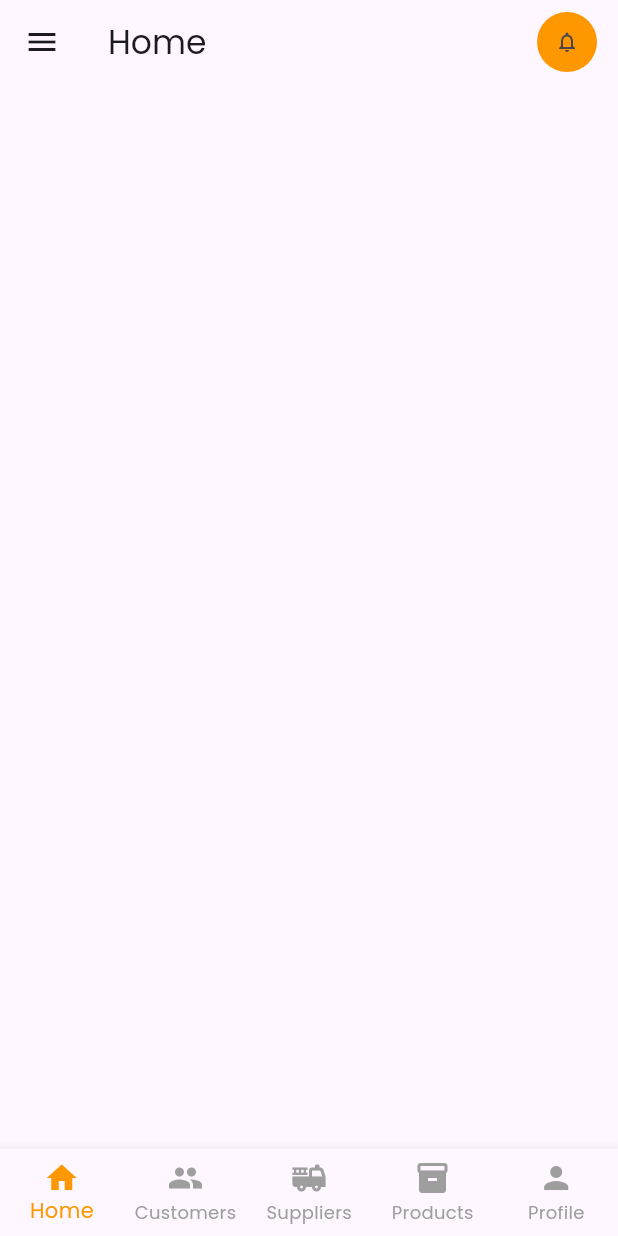
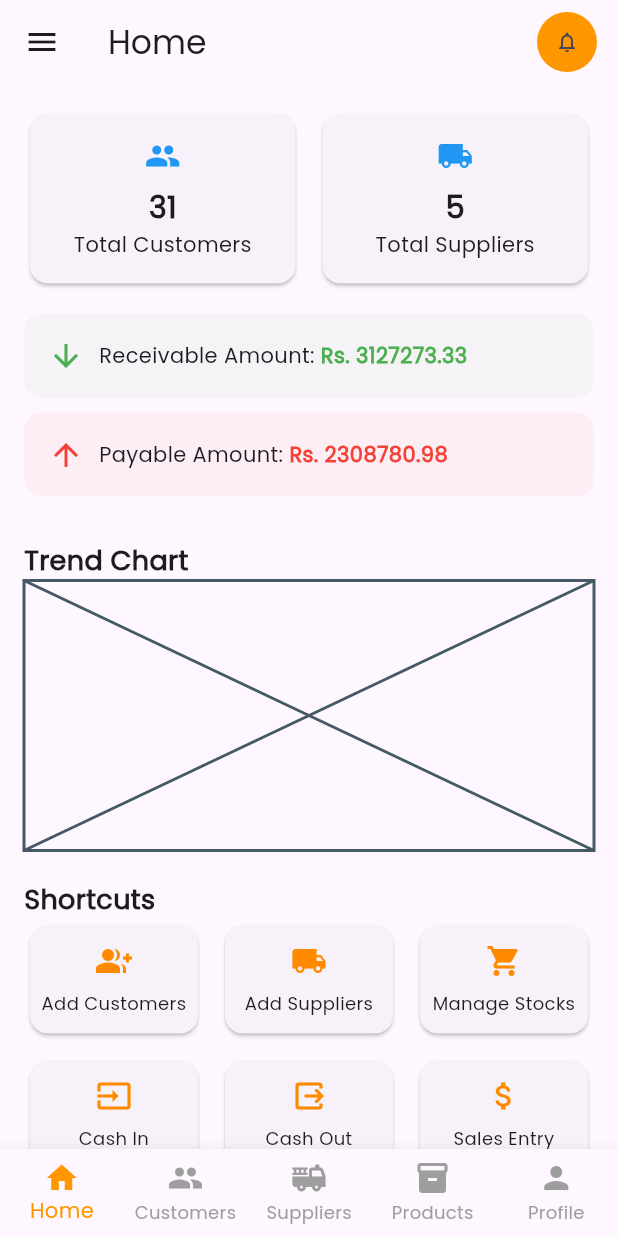
Before and after one commit to BinodLamichhane31/Hisab-Kitab-Flutter, a Flutter app: the screen it shows after launch, on a phone screen of 412 x 824 dp. Run offline on Flutter 3.47's test engine with Material 3 defaults, Android fonts, the phone set to English and light mode, and no system bars; our stand-ins replace font_awesome_flutter.

Commit message:
Designed home page

```diff
--- a/lib/app.dart
+++ b/lib/app.dart
@@ -2,7 +2,6 @@ import 'package:flutter/material.dart';
 import 'package:hisab_kitab/theme/dark_theme.dart';
 import 'package:hisab_kitab/theme/light_theme.dart';
 import 'package:hisab_kitab/view/dashboard_view.dart';
-import 'package:hisab_kitab/view/splash_screen.dart';
 
 class App extends StatelessWidget {
   const App({super.key});
--- /dev/null
+++ b/lib/common/shortcut_buttons.dart
@@ -0,0 +1,21 @@
+import 'package:flutter/material.dart';
+
+Widget shortcut(String label, IconData icon) {
+  return Card(
+    shape: RoundedRectangleBorder(borderRadius: BorderRadius.circular(12)),
+    child: Center(
+      child: Column(
+        mainAxisAlignment: MainAxisAlignment.center,
+        children: [
+          Icon(icon, color: Color(0xFFFF8A00)),
+          SizedBox(height: 8),
+          Text(
+            label,
+            textAlign: TextAlign.center,
+            style: TextStyle(fontSize: 12),
+          ),
+        ],
+      ),
+    ),
+  );
+}
--- a/lib/view/dashboard_screens/home_page_view.dart
+++ b/lib/view/dashboard_screens/home_page_view.dart
@@ -1,10 +1,152 @@
 import 'package:flutter/material.dart';
+import 'package:font_awesome_flutter/font_awesome_flutter.dart';
+import 'package:hisab_kitab/common/shortcut_buttons.dart';
 
 class HomePageView extends StatelessWidget {
   const HomePageView({super.key});
 
   @override
   Widget build(BuildContext context) {
-    return Scaffold();
+    return Scaffold(
+      body: SingleChildScrollView(
+        padding: EdgeInsets.all(16),
+        child: Column(
+          crossAxisAlignment: CrossAxisAlignment.start,
+          children: [
+            Row(
+              children: [
+                Expanded(
+                  child: Card(
+                    shape: RoundedRectangleBorder(
+                      borderRadius: BorderRadius.circular(12),
+                    ),
+                    child: Padding(
+                      padding: EdgeInsets.all(16),
+                      child: Column(
+                        children: [
+                          Icon(Icons.people, color: Colors.blue),
+                          SizedBox(height: 8),
+                          Text(
+                            "31",
+                            style: TextStyle(
+                              fontSize: 20,
+                              fontWeight: FontWeight.bold,
+                            ),
+                          ),
+                          Text("Total Customers", textAlign: TextAlign.center),
+                        ],
+                      ),
+                    ),
+                  ),
+                ),
+                SizedBox(width: 10),
+                Expanded(
+                  child: Card(
+                    shape: RoundedRectangleBorder(
+                      borderRadius: BorderRadius.circular(12),
+                    ),
+                    child: Padding(
+                      padding: EdgeInsets.all(16),
+                      child: Column(
+                        children: [
+                          Icon(Icons.local_shipping, color: Colors.blue),
+                          SizedBox(height: 8),
+                          Text(
+                            "5",
+                            style: TextStyle(
+                              fontSize: 20,
+                              fontWeight: FontWeight.bold,
+                            ),
+                          ),
+                          Text("Total Suppliers", textAlign: TextAlign.center),
+                        ],
+                      ),
+                    ),
+                  ),
+                ),
+              ],
+            ),
+            SizedBox(height: 16),
+            Container(
+              margin: EdgeInsets.only(bottom: 10),
+              padding: EdgeInsets.all(16),
+              decoration: BoxDecoration(
+                color: Colors.green.withOpacity(0.05),
+                borderRadius: BorderRadius.circular(12),
+              ),
+              child: Row(
+                children: [
+                  Icon(Icons.arrow_downward, color: Colors.green),
+                  SizedBox(width: 10),
+                  Text("Receivable Amount: "),
+                  Text(
+                    "Rs. 3127273.33",
+                    style: TextStyle(
+                      color: Colors.green,
+                      fontWeight: FontWeight.bold,
+                    ),
+                  ),
+                ],
+              ),
+            ),
+            Container(
+              margin: EdgeInsets.only(bottom: 10),
+              padding: EdgeInsets.all(16),
+              decoration: BoxDecoration(
+                color: Colors.red.withOpacity(0.05),
+                borderRadius: BorderRadius.circular(12),
+              ),
+              child: Row(
+                children: [
+                  Icon(Icons.arrow_upward, color: Colors.red),
+                  SizedBox(width: 10),
+                  Text("Payable Amount: "),
+                  Text(
+                    "Rs. 2308780.98",
+                    style: TextStyle(
+                      color: Colors.red,
+                      fontWeight: FontWeight.bold,
+                    ),
+                  ),
+                ],
+              ),
+            ),
+
+            SizedBox(height: 20),
+            Text(
+              "Trend Chart",
+              style: TextStyle(fontSize: 18, fontWeight: FontWeight.bold),
+            ),
+            SizedBox(height: 180, child: Placeholder()),
+
+            SizedBox(height: 20),
+            Text(
+              "Shortcuts",
+              style: TextStyle(fontSize: 18, fontWeight: FontWeight.bold),
+            ),
+
+            GridView.count(
+              shrinkWrap: true,
+              physics: NeverScrollableScrollPhysics(),
+              crossAxisCount: 3,
+              crossAxisSpacing: 10,
+              mainAxisSpacing: 10,
+              childAspectRatio: 3 / 2,
+              children: [
+                shortcut("Add Customers", Icons.group_add),
+                shortcut("Add Suppliers", Icons.local_shipping),
+                shortcut("Manage Stocks", Icons.shopping_cart),
+                shortcut("Cash In", Icons.input),
+                shortcut("Cash Out", Icons.output),
+                shortcut("Sales Entry", Icons.attach_money),
+                shortcut("Purchase Entry", Icons.price_change),
+                shortcut("Transactions", Icons.currency_exchange),
+                shortcut("Hisab Bot", FontAwesomeIcons.robot),
+              ],
+            ),
+          ],
+        ),
+      ),
+    );
   }
 }
--- a/lib/view/dashboard_view.dart
+++ b/lib/view/dashboard_view.dart
@@ -23,20 +23,6 @@ class _DashboardViewState extends State<DashboardView> {
     ProductsPageView(),
     ProfilePageView(),
   ];
-
-  final List<Widget> _drawerPages = const [
-    HomePageView(),
-    CustomersPageView(),
-    SuppliersPageView(),
-    ProductsPageView(),
-    ProfilePageView(),
-  ];
-
-  void _onItemTapped(int index) {
-    setState(() {
-      _selectedIndex = index;
-    });
-  }
 
   @override
   Widget build(BuildContext context) {
```
